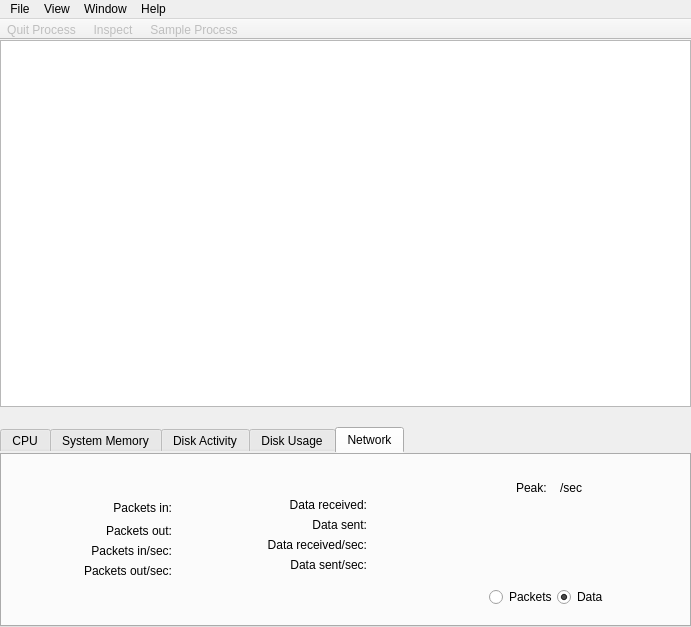
The window that Under Construction/Activity Monitor.app/Resources/main_window.ui (helloSystem/Utilities) describes before a commit, drawn with Qt 5.
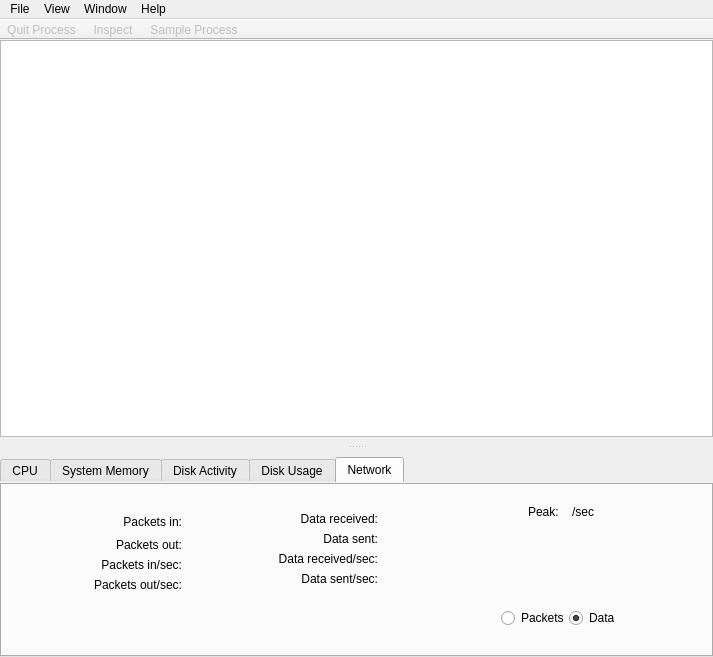
The same window after the commit. The open tabs and pages were chosen to show the change. Icons and pictures are not drawn. Custom widgets are drawn as their Qt base class.

Commit message: Uniform data and oneshot process iteration style

The edit to the form file:
```diff
--- a/Under Construction/Activity Monitor.app/Resources/main_window.ui
+++ b/Under Construction/Activity Monitor.app/Resources/main_window.ui
@@ -6,8 +6,8 @@
    <rect>
     <x>0</x>
     <y>0</y>
-    <width>691</width>
-    <height>627</height>
+    <width>713</width>
+    <height>657</height>
    </rect>
   </property>
   <property name="focusPolicy">
@@ -21,19 +21,35 @@
     <normaloff>:/Processes.png</normaloff>:/Processes.png</iconset>
   </property>
   <widget class="QWidget" name="central_widget">
+   <layout class="QVBoxLayout" name="verticalLayout_4">
+    <property name="spacing">
+     <number>0</number>
+    </property>
+    <property name="leftMargin">
+     <number>0</number>
+    </property>
+    <property name="topMargin">
+     <number>0</number>
+    </property>
+    <property name="rightMargin">
+     <number>0</number>
+    </property>
+    <property name="bottomMargin">
+     <number>0</number>
+    </property>
+    <item>
+     <widget class="QSplitter" name="splitter">
+      <property name="orientation">
+       <enum>Qt::Vertical</enum>
+      </property>
+      <property name="handleWidth">
+       <number>20</number>
+      </property>
+      <widget class="QWidget" name="verticalLayoutWidget">
    <layout class="QVBoxLayout" name="verticalLayout_2">
     <property name="spacing">
      <number>0</number>
     </property>
-    <property name="leftMargin">
-     <number>0</number>
-    </property>
-    <property name="topMargin">
-     <number>0</number>
-    </property>
-    <property name="rightMargin">
-     <number>0</number>
-    </property>
     <property name="bottomMargin">
      <number>0</number>
     </property>
@@ -80,26 +96,11 @@
       </attribute>
      </widget>
     </item>
-    <item>
-     <spacer name="central_widget_spacer">
-      <property name="orientation">
-       <enum>Qt::Vertical</enum>
-      </property>
-      <property name="sizeType">
-       <enum>QSizePolicy::Fixed</enum>
-      </property>
-      <property name="sizeHint" stdset="0">
-       <size>
-        <width>20</width>
-        <height>20</height>
-       </size>
-      </property>
-     </spacer>
-    </item>
-    <item>
+       </layout>
+      </widget>
      <widget class="QTabWidget" name="central_widget_tabs">
       <property name="sizePolicy">
-       <sizepolicy hsizetype="Minimum" vsizetype="Minimum">
+        <sizepolicy hsizetype="MinimumExpanding" vsizetype="Minimum">
         <horstretch>0</horstretch>
         <verstretch>0</verstretch>
        </sizepolicy>
@@ -1794,19 +1795,7 @@
        <attribute name="title">
         <string>Network</string>
        </attribute>
-       <layout class="QVBoxLayout" name="verticalLayout_9">
-        <property name="leftMargin">
-         <number>0</number>
-        </property>
-        <property name="topMargin">
-         <number>25</number>
-        </property>
-        <property name="rightMargin">
-         <number>0</number>
-        </property>
-        <property name="bottomMargin">
-         <number>0</number>
-        </property>
+        <layout class="QHBoxLayout" name="horizontalLayout_9">
         <item>
          <layout class="QHBoxLayout" name="horizontalLayout_8">
           <property name="spacing">
@@ -1980,7 +1969,7 @@
               <property name="sizeHint" stdset="0">
                <size>
                 <width>20</width>
-                <height>40</height>
+                 <height>0</height>
                </size>
               </property>
              </spacer>
@@ -2143,7 +2132,7 @@
               <property name="sizeHint" stdset="0">
                <size>
                 <width>20</width>
-                <height>40</height>
+                 <height>0</height>
                </size>
               </property>
              </spacer>
@@ -2171,6 +2160,9 @@
             <property name="leftMargin">
              <number>0</number>
             </property>
+             <property name="topMargin">
+              <number>10</number>
+             </property>
             <property name="spacing">
              <number>0</number>
             </property>
@@ -2329,6 +2321,7 @@
        </layout>
       </widget>
      </widget>
+     </widget>
     </item>
    </layout>
   </widget>
@@ -2337,7 +2330,7 @@
     <rect>
      <x>0</x>
      <y>0</y>
-     <width>691</width>
+     <width>713</width>
      <height>24</height>
     </rect>
    </property>
```
Left out of the diff: 24 changed lines with no effect on the pictures. Lines whose indentation alone changed are shown as unchanged. The commit also changes 2 other files.
